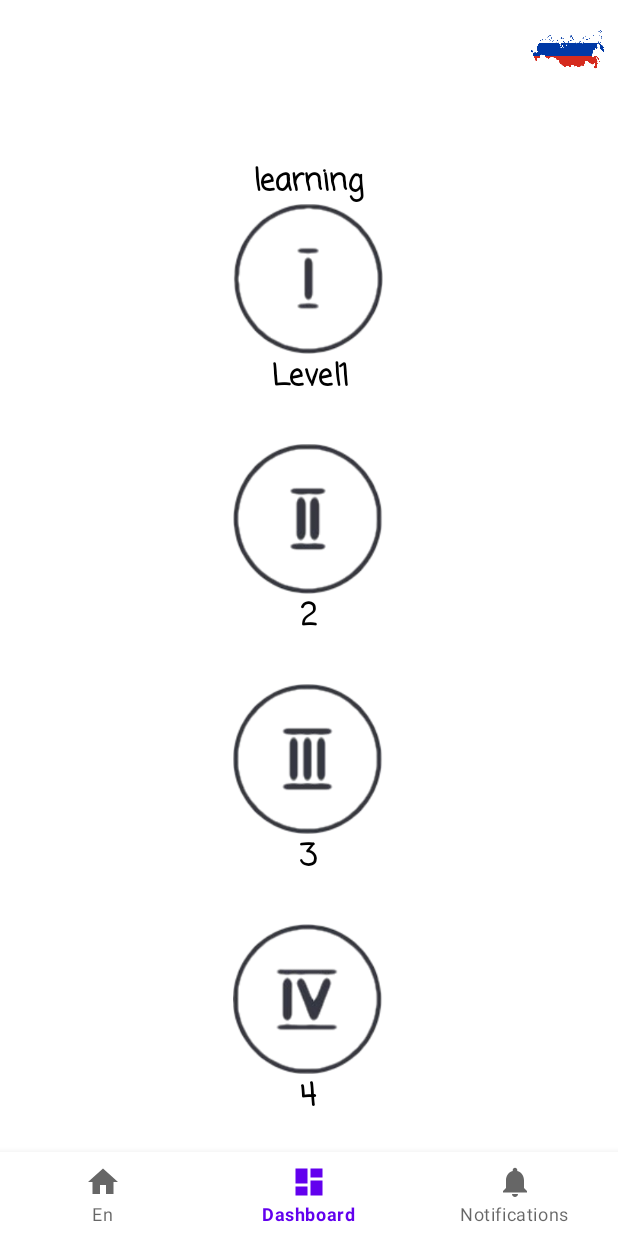
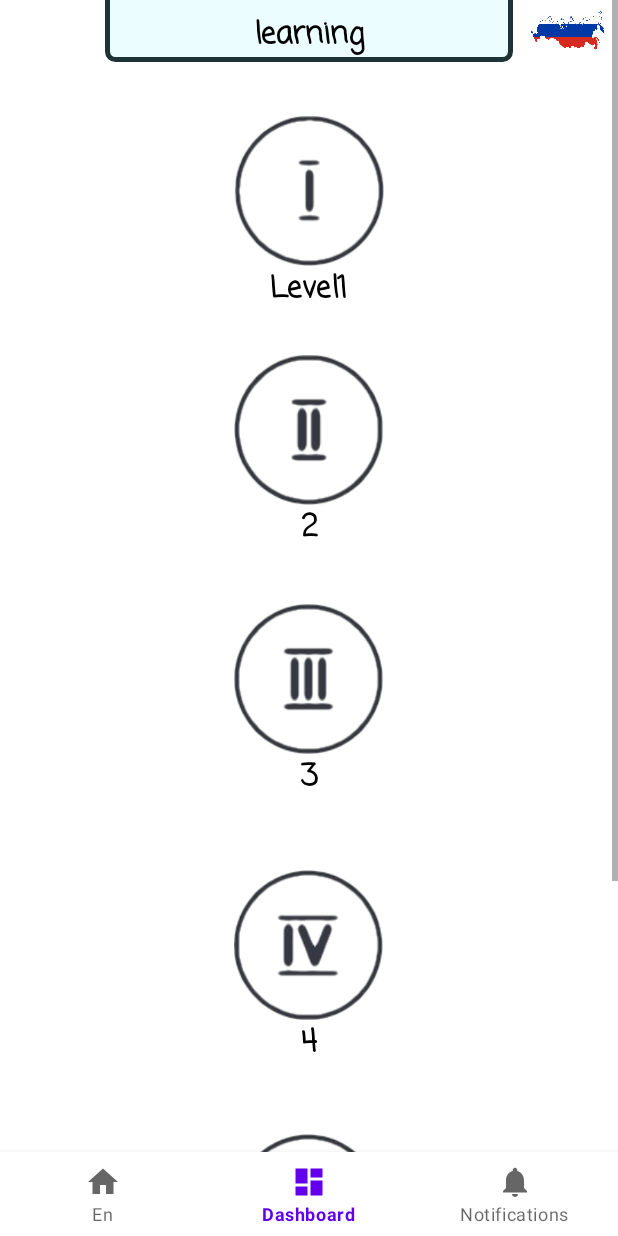
Before and after one commit to GrigoriyVS/MyApplication, an Android app: the DashboardFragment screen opened through its navigation route, on a phone screen of 412 x 824 dp. Run offline under Robolectric (Android 15) with nearby library versions, the phone set to English and light mode, and no system bars; our stand-ins replace navigation-ui.

Commit message:
add new activity

```diff
--- a/app/build.gradle
+++ b/app/build.gradle
@@ -39,6 +39,7 @@ dependencies {
     implementation 'androidx.lifecycle:lifecycle-viewmodel-ktx:2.4.1'
     implementation 'androidx.navigation:navigation-fragment:2.4.2'
     implementation 'androidx.navigation:navigation-ui:2.4.2'
+    implementation 'androidx.legacy:legacy-support-v4:1.0.0'
     testImplementation 'junit:junit:4.+'
     androidTestImplementation 'androidx.test.ext:junit:1.1.3'
     androidTestImplementation 'androidx.test.espresso:espresso-core:3.4.0'
--- a/app/src/main/AndroidManifest.xml
+++ b/app/src/main/AndroidManifest.xml
@@ -9,6 +9,9 @@
             android:roundIcon="@mipmap/ic_launcher_round"
             android:supportsRtl="true"
             android:theme="@style/Theme.MyApplication">
+        <activity
+                android:name=".LearningTests"
+                android:exported="true"/>
         <activity
                 android:name=".MainActivity"
                 android:exported="true"
--- /dev/null
+++ b/app/src/main/java/com/example/myapplication/LearningTests.java
@@ -0,0 +1,14 @@
+package com.example.myapplication;
+
+import androidx.appcompat.app.AppCompatActivity;
+import android.os.Bundle;
+
+public class LearningTests extends AppCompatActivity {
+
+    @Override
+    protected void onCreate(Bundle savedInstanceState) {
+        super.onCreate(savedInstanceState);
+        setContentView(R.layout.activity_learning_tests);
+        MainActivity.setFullScreen(this);
+    }
+}
--- a/app/src/main/java/com/example/myapplication/LocaleHelper.java
+++ b/app/src/main/java/com/example/myapplication/LocaleHelper.java
@@ -30,10 +30,7 @@ public class LocaleHelper {
     public static void setLanguageBt(ImageButton languageBt){
         context = MainActivity.mainActivity;
         langBt = languageBt;
-        langBt.setOnClickListener((View v) -> {
-            LocaleHelper.changeLocale();
-            //new User();
-        });
+        langBt.setOnClickListener(context);
     }
 
     public static void setLocale(Languages newLang) {
--- a/app/src/main/java/com/example/myapplication/MainActivity.java
+++ b/app/src/main/java/com/example/myapplication/MainActivity.java
@@ -1,8 +1,13 @@
 package com.example.myapplication;
 
+import android.app.FragmentTransaction;
+import android.content.Intent;
 import android.os.Bundle;
 import android.view.WindowManager;
+import android.widget.Button;
+import android.widget.ImageButton;
 import androidx.appcompat.app.AppCompatActivity;
+import androidx.fragment.app.Fragment;
 import androidx.navigation.NavController;
 import androidx.navigation.Navigation;
 import androidx.navigation.ui.AppBarConfiguration;
@@ -10,7 +15,7 @@ import androidx.navigation.ui.NavigationUI;
 import com.example.myapplication.databinding.ActivityMainBinding;
 import android.view.View;
 
-public class MainActivity extends AppCompatActivity {
+public class MainActivity extends AppCompatActivity implements View.OnClickListener {
 
     public static MainActivity mainActivity ;
     private ActivityMainBinding binding;
@@ -26,22 +31,26 @@ public class MainActivity extends AppCompatActivity {
         binding = ActivityMainBinding.inflate(getLayoutInflater());
         setContentView(binding.getRoot());
 
-        setFullScreen();
+        //binding.getRoot().findViewById(R.id.levelBt_1);
+        setFullScreen(this);
         setLanguage();
 
+        //ImageButton bt = findViewById(R.id.levelBt_1);
+        //bt.setOnClickListener(this);
         //TODO some
 
+        //startActivity(this, new Intent(this, LearningTests.class));
         setConfig();
     }
 
-    private void setFullScreen(){
-        getSupportActionBar().hide();
+    public static void setFullScreen(AppCompatActivity act){
+        act.getSupportActionBar().hide();
 
-        WindowManager.LayoutParams attrs = getWindow().getAttributes();
+        WindowManager.LayoutParams attrs = act.getWindow().getAttributes();
         attrs.flags = WindowManager.LayoutParams.FLAG_FULLSCREEN;
-        getWindow().setAttributes(attrs);
+        act.getWindow().setAttributes(attrs);
 
-        View decorView = getWindow().getDecorView();
+        View decorView = act.getWindow().getDecorView();
         int uiOptions = View.SYSTEM_UI_FLAG_HIDE_NAVIGATION | View.SYSTEM_UI_FLAG_FULLSCREEN;
         decorView.setSystemUiVisibility(uiOptions);
     }
@@ -59,4 +68,15 @@ public class MainActivity extends AppCompatActivity {
         NavigationUI.setupActionBarWithNavController(this, navController, appBarConfiguration);
         NavigationUI.setupWithNavController(binding.navView, navController);
     }
+
+    @Override
+    public void onClick(View view) {
+        switch (view.getId()){
+            case R.id.languageBt: LocaleHelper.changeLocale(); break;
+            case R.id.levelBt_121:
+                Intent intent = new Intent(this, LearningTests.class);
+                startActivity(intent);
+            break;
+        }
+    }
 }
--- a/app/src/main/java/com/example/myapplication/ui/dashboard/DashboardFragment.java
+++ b/app/src/main/java/com/example/myapplication/ui/dashboard/DashboardFragment.java
@@ -4,12 +4,10 @@ import android.os.Bundle;
 import android.view.LayoutInflater;
 import android.view.View;
 import android.view.ViewGroup;
-import android.widget.TextView;
+import android.widget.ImageButton;
 import androidx.annotation.NonNull;
-import androidx.annotation.Nullable;
 import androidx.fragment.app.Fragment;
-import androidx.lifecycle.Observer;
-import androidx.lifecycle.ViewModelProvider;
+import com.example.myapplication.MainActivity;
 import com.example.myapplication.R;
 import com.example.myapplication.databinding.FragmentLearningBinding;
 
@@ -22,8 +20,9 @@ public class DashboardFragment extends Fragment {
 
         binding = FragmentLearningBinding.inflate(inflater, container, false);
         View root = binding.getRoot();
-
-        return root;
+        ImageButton b = binding.levelBt121;
+        b.setOnClickListener(MainActivity.mainActivity);
+         return root;
     }
 
     @Override
--- /dev/null
+++ b/app/src/main/res/drawable/borders.xml
@@ -0,0 +1,13 @@
+<?xml version="1.0" encoding="utf-8"?>
+<shape xmlns:android="http://schemas.android.com/apk/res/android"
+       android:thickness="0dp"
+       android:shape="rectangle">
+    <stroke android:width="3dp"
+            android:color="#1D3335"/>
+    <corners android:radius="5dp" />
+    <gradient
+            android:startColor="#EBFDFF"
+            android:endColor="#EBFDFF"
+            android:type="linear"
+            android:angle="270"/>
+</shape>
--- /dev/null
+++ b/app/src/main/res/layout/activity_learning_tests.xml
@@ -0,0 +1,16 @@
+<?xml version="1.0" encoding="utf-8"?>
+<androidx.constraintlayout.widget.ConstraintLayout
+        xmlns:android="http://schemas.android.com/apk/res/android"
+        xmlns:tools="http://schemas.android.com/tools"
+        xmlns:app="http://schemas.android.com/apk/res-auto"
+        android:layout_width="match_parent"
+        android:layout_height="match_parent"
+        tools:context=".LearningTests">
+
+    <Button
+            android:text="Button"
+            android:layout_width="wrap_content"
+            android:layout_height="wrap_content" android:id="@+id/button"
+            app:layout_constraintStart_toStartOf="parent" app:layout_constraintEnd_toEndOf="parent"
+            app:layout_constraintTop_toTopOf="parent" app:layout_constraintBottom_toBottomOf="parent"/>
+</androidx.constraintlayout.widget.ConstraintLayout>
--- a/app/src/main/res/layout/activity_main.xml
+++ b/app/src/main/res/layout/activity_main.xml
@@ -9,6 +9,19 @@
         android:layout_height="match_parent"
         >
 
+    <fragment
+
+            android:id="@+id/nav_host_fragment_activity_main"
+            android:name="androidx.navigation.fragment.NavHostFragment"
+            android:layout_width="match_parent"
+            android:layout_height="match_parent"
+            app:defaultNavHost="true"
+            app:layout_constraintLeft_toLeftOf="parent"
+            app:layout_constraintRight_toRightOf="parent"
+            app:layout_constraintTop_toTopOf="parent"
+            app:navGraph="@navigation/mobile_navigation"
+            app:layout_constraintHorizontal_bias="0.0" app:layout_constraintVertical_bias="0.0"
+            app:layout_constraintBottom_toBottomOf="parent"/>
     <ImageButton
             android:layout_width="50dp"
             android:layout_height="50dp" android:id="@+id/languageBt"
@@ -19,23 +32,8 @@
             android:layout_marginBottom="584dp"
             app:layout_constraintBottom_toTopOf="@+id/nav_view"
             app:layout_constraintTop_toTopOf="parent"
-            app:layout_constraintVertical_bias="0.0" android:layout_marginTop="8dp"
-            app:layout_constraintEnd_toEndOf="parent" android:layout_marginEnd="8dp"/>
-    <fragment
-
-            android:id="@+id/nav_host_fragment_activity_main"
-            android:name="androidx.navigation.fragment.NavHostFragment"
-            android:layout_width="411dp"
-            android:layout_height="678dp"
-            app:defaultNavHost="true"
-            app:layout_constraintBottom_toTopOf="@id/nav_view"
-            app:layout_constraintLeft_toLeftOf="parent"
-            app:layout_constraintRight_toRightOf="parent"
-            app:layout_constraintTop_toTopOf="parent"
-            app:navGraph="@navigation/mobile_navigation"
-            app:layout_constraintHorizontal_bias="0.0" app:layout_constraintVertical_bias="1.0"
-            />
-
+            app:layout_constraintVertical_bias="0.0"
+            app:layout_constraintEnd_toEndOf="parent" android:layout_marginEnd="8dp" android:layout_marginTop="-5dp"/>
     <com.google.android.material.bottomnavigation.BottomNavigationView
             android:id="@+id/nav_view"
             android:layout_width="0dp"
--- a/app/src/main/res/layout/fragment_learning.xml
+++ b/app/src/main/res/layout/fragment_learning.xml
@@ -7,6 +7,121 @@
         android:layout_height="match_parent"
         tools:context=".ui.dashboard.DashboardFragment">
 
+    <TextView
+            android:layout_width="match_parent"
+            android:layout_height="56dp" android:id="@+id/textView"
+            android:fontFamily="casual" android:textSize="20sp"
+            android:textColor="@color/black" android:textAlignment="center" android:textStyle="bold"
+            app:layout_constraintTop_toTopOf="parent" android:background="@drawable/borders"
+            app:layout_constraintEnd_toEndOf="parent"
+            app:layout_constraintHorizontal_bias="0.6" app:layout_constraintStart_toStartOf="parent"
+            android:singleLine="false"
+            android:layout_marginTop="-15dp" android:layout_marginStart="70dp" android:layout_marginEnd="70dp"/>
+    <TextView
+            android:text="@string/learning_title"
+            android:layout_width="match_parent"
+            android:layout_height="32dp" android:id="@+id/textView4"
+            android:fontFamily="casual" android:textSize="20sp"
+            android:textColor="@color/black" android:textAlignment="center" android:textStyle="bold"
+            app:layout_constraintTop_toTopOf="parent"
+            app:layout_constraintEnd_toEndOf="parent"
+            app:layout_constraintHorizontal_bias="1.0" app:layout_constraintStart_toStartOf="parent"
+            android:layout_marginTop="8dp"/>
+
+    <ScrollView
+            android:layout_width="match_parent"
+            android:layout_height="match_parent"
+
+            app:layout_constraintStart_toStartOf="parent"
+            app:layout_constraintEnd_toEndOf="parent" app:layout_constraintBottom_toBottomOf="parent"
+            android:id="@+id/scrollView2" app:layout_constraintTop_toBottomOf="@+id/textView">
+
+        <LinearLayout android:layout_width="match_parent" android:layout_height="wrap_content"
+                      android:orientation="vertical"
+                      android:fillViewport="true" android:gravity="center">
+            <Space
+                    android:layout_width="match_parent"
+                    android:layout_height="77dp"/>
+            <ImageButton
+                    android:layout_width="100dp"
+                    android:layout_height="100dp" android:id="@+id/levelBt_121"
+                    android:scaleType="fitCenter"
+                    android:background="@drawable/level_1"
+                    android:soundEffectsEnabled="false"
+                    tools:ignore="SpeakableTextPresentCheck"
+                    android:layout_marginEnd="@null"
+                    android:layout_gravity="center"/>
+            <TextView
+                    android:text="@string/LevelName_1"
+                    android:layout_width="match_parent"
+                    android:layout_height="59dp" android:id="@+id/textLevelBt6"
+                    android:fontFamily="casual" android:textSize="20sp"
+                    android:textColor="@color/black" android:textAlignment="center" android:textStyle="bold"
+            />
+            <ImageButton
+                    android:layout_width="100dp"
+                    android:layout_height="100dp" android:id="@+id/levelBt_2"
+                    android:scaleType="fitCenter"
+                    android:background="@drawable/level_2"
+                    android:soundEffectsEnabled="false"
+                    tools:ignore="SpeakableTextPresentCheck"
+                    android:layout_marginEnd="@null"
+                    android:layout_gravity="center"/>
+            <TextView
+                    android:text="@string/LevelName_2"
+                    android:layout_width="match_parent"
+                    android:layout_height="66dp" android:id="@+id/textLevelBt5"
+                    android:fontFamily="casual" android:textSize="20sp"
+                    android:textColor="@color/black" android:textAlignment="center" android:textStyle="bold"
+            />
+            <ImageButton
+                    android:layout_width="100dp"
+                    android:layout_height="100dp" android:id="@+id/levelBt_3"
+                    android:scaleType="fitCenter"
+                    android:background="@drawable/level_3"
+                    android:soundEffectsEnabled="false"
+                    tools:ignore="SpeakableTextPresentCheck"
+                    android:layout_marginEnd="@null"
+                    android:layout_gravity="center"/>
+            <TextView
+                    android:text="@string/LevelName_3"
+                    android:layout_width="match_parent"
+                    android:layout_height="77dp" android:id="@+id/textLevelBt3"
+                    android:fontFamily="casual" android:textSize="20sp"
+                    android:textColor="@color/black" android:textAlignment="center" android:textStyle="bold"
+            />
+            <ImageButton
+                    android:layout_width="100dp"
+                    android:layout_height="100dp" android:id="@+id/levelBt_4"
+                    android:scaleType="fitCenter"
+                    android:background="@drawable/level_4"
+                    android:soundEffectsEnabled="false"
+                    tools:ignore="SpeakableTextPresentCheck"
+                    android:layout_marginEnd="@null"
+                    android:layout_gravity="center"/>
+            <TextView
+                    android:text="@string/LevelName_4"
+                    android:layout_width="match_parent"
+                    android:layout_height="76dp" android:id="@+id/textLevelBt2"
+                    android:fontFamily="casual" android:textSize="20sp"
+                    android:textColor="@color/black" android:textAlignment="center" android:textStyle="bold"
+            />
+            <ImageButton
+                    android:layout_width="100dp"
+                    android:layout_height="100dp" android:id="@+id/levelBt6"
+                    android:scaleType="center"
+                    android:background="@drawable/level_4"
+                    android:soundEffectsEnabled="false"
+                    tools:ignore="SpeakableTextPresentCheck"
+                    android:layout_marginEnd="@null"
+                    android:layout_marginTop="@null" android:layout_gravity="center"/>
+            <TextView
+                    android:text="@string/LevelName_4"
+                    android:layout_width="match_parent"
+                    android:layout_height="79dp" android:id="@+id/textLevelBt"
+                    android:fontFamily="casual" android:textSize="20sp"
+                    android:textColor="@color/black" android:textAlignment="center" android:textStyle="bold"
+            />
             <ImageButton
                     android:layout_width="100dp"
                     android:layout_height="100dp" android:id="@+id/levelBt1"
@@ -14,77 +129,20 @@
                     android:background="@drawable/level_1"
                     android:soundEffectsEnabled="false"
                     tools:ignore="SpeakableTextPresentCheck"
-            app:layout_constraintEnd_toEndOf="parent" android:layout_marginEnd="156dp"
-            app:layout_constraintTop_toBottomOf="@+id/textView"/>
-    <ImageButton
-            android:layout_width="100dp"
-            android:layout_height="100dp" android:id="@+id/levelBt2"
-            android:scaleType="fitCenter"
-            android:background="@drawable/level_2"
-            android:soundEffectsEnabled="false"
-            tools:ignore="SpeakableTextPresentCheck"
-            app:layout_constraintEnd_toEndOf="parent" android:layout_marginEnd="156dp"
-            app:layout_constraintTop_toBottomOf="@+id/levelBt1" android:layout_marginTop="60dp"/>
-    <ImageButton
-            android:layout_width="100dp"
-            android:layout_height="100dp" android:id="@+id/levelBt3"
-            android:scaleType="fitCenter"
-            android:background="@drawable/level_3"
-            android:soundEffectsEnabled="false"
-            tools:ignore="SpeakableTextPresentCheck"
-            app:layout_constraintEnd_toEndOf="parent" android:layout_marginEnd="156dp"
-            app:layout_constraintTop_toBottomOf="@+id/levelBt2" android:layout_marginTop="60dp"/>
-    <ImageButton
-            android:layout_width="100dp"
-            android:layout_height="100dp" android:id="@+id/levelBt4"
-            android:scaleType="fitCenter"
-            android:background="@drawable/level_4"
-            android:soundEffectsEnabled="false"
-            tools:ignore="SpeakableTextPresentCheck"
-            app:layout_constraintEnd_toEndOf="parent" android:layout_marginEnd="156dp"
-            app:layout_constraintTop_toBottomOf="@+id/levelBt3" android:layout_marginTop="60dp"/>
-    <TextView
-            android:text="@string/learning_title"
-            android:layout_width="408dp"
-            android:layout_height="30dp" android:id="@+id/textView"
-            app:layout_constraintStart_toStartOf="parent" app:layout_constraintEnd_toEndOf="parent"
-            app:layout_constraintHorizontal_bias="0.333" app:layout_constraintTop_toTopOf="parent"
-            android:layout_marginTop="16dp" android:fontFamily="casual" android:textSize="20sp"
-            android:textColor="@color/black" android:textAlignment="center" android:textStyle="bold"/>
-    <TextView
-            android:text="@string/LevelName_1"
-            android:layout_width="408dp"
-            android:layout_height="30dp" android:id="@+id/textLevelBt1"
-            app:layout_constraintStart_toStartOf="parent" app:layout_constraintEnd_toEndOf="parent"
-            app:layout_constraintHorizontal_bias="1.0"
-            android:fontFamily="casual" android:textSize="20sp"
-            android:textColor="@color/black" android:textAlignment="center" android:textStyle="bold"
-            app:layout_constraintTop_toBottomOf="@+id/levelBt1"/>
-    <TextView
-            android:text="@string/LevelName_2"
-            android:layout_width="408dp"
-            android:layout_height="30dp" android:id="@+id/textLevelBt"
-            app:layout_constraintStart_toStartOf="parent" app:layout_constraintEnd_toEndOf="parent"
-            app:layout_constraintHorizontal_bias="0.333"
-            android:fontFamily="casual" android:textSize="20sp"
-            android:textColor="@color/black" android:textAlignment="center" android:textStyle="bold"
-            app:layout_constraintTop_toBottomOf="@+id/levelBt2"/>
-    <TextView
-            android:text="@string/LevelName_3"
-            android:layout_width="408dp"
-            android:layout_height="30dp" android:id="@+id/textLevelBt2"
-            app:layout_constraintStart_toStartOf="parent" app:layout_constraintEnd_toEndOf="parent"
-            app:layout_constraintHorizontal_bias="0.333"
-            android:fontFamily="casual" android:textSize="20sp"
-            android:textColor="@color/black" android:textAlignment="center" android:textStyle="bold"
-            app:layout_constraintTop_toBottomOf="@+id/levelBt3"/>
+                    android:layout_marginEnd="@null"
+                    android:layout_gravity="center"/>
+
             <TextView
                     android:text="@string/LevelName_4"
                     android:layout_width="408dp"
-            android:layout_height="30dp" android:id="@+id/textLevelBt3"
-            app:layout_constraintStart_toStartOf="parent" app:layout_constraintEnd_toEndOf="parent"
-            app:layout_constraintHorizontal_bias="0.333"
+                    android:layout_height="30dp" android:id="@+id/textLevelBt1"
                     android:fontFamily="casual" android:textSize="20sp"
                     android:textColor="@color/black" android:textAlignment="center" android:textStyle="bold"
-            app:layout_constraintTop_toBottomOf="@+id/levelBt4"/>
+            />
+            <Space
+                    android:layout_width="match_parent"
+                    android:layout_height="91dp"/>
+        </LinearLayout>
+    </ScrollView>
+
 </androidx.constraintlayout.widget.ConstraintLayout>
--- a/app/src/main/res/values/strings.xml
+++ b/app/src/main/res/values/strings.xml
@@ -12,5 +12,7 @@
     <string name="LevelName_2">2</string>
     <string name="LevelName_3">3</string>
     <string name="LevelName_4">4</string>
+    <!-- TODO: Remove or change this placeholder text -->
+    <string name="hello_blank_fragment">Hello blank fragment</string>
 
 </resources>
```
Lines whose indentation alone changed are shown as unchanged.
